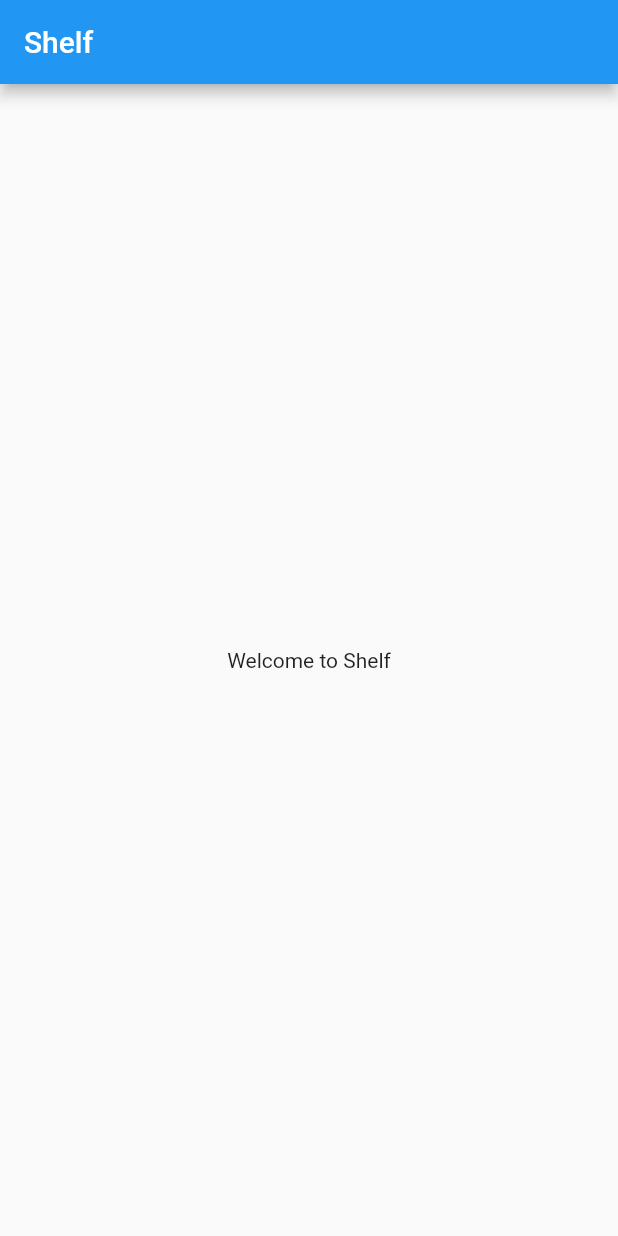
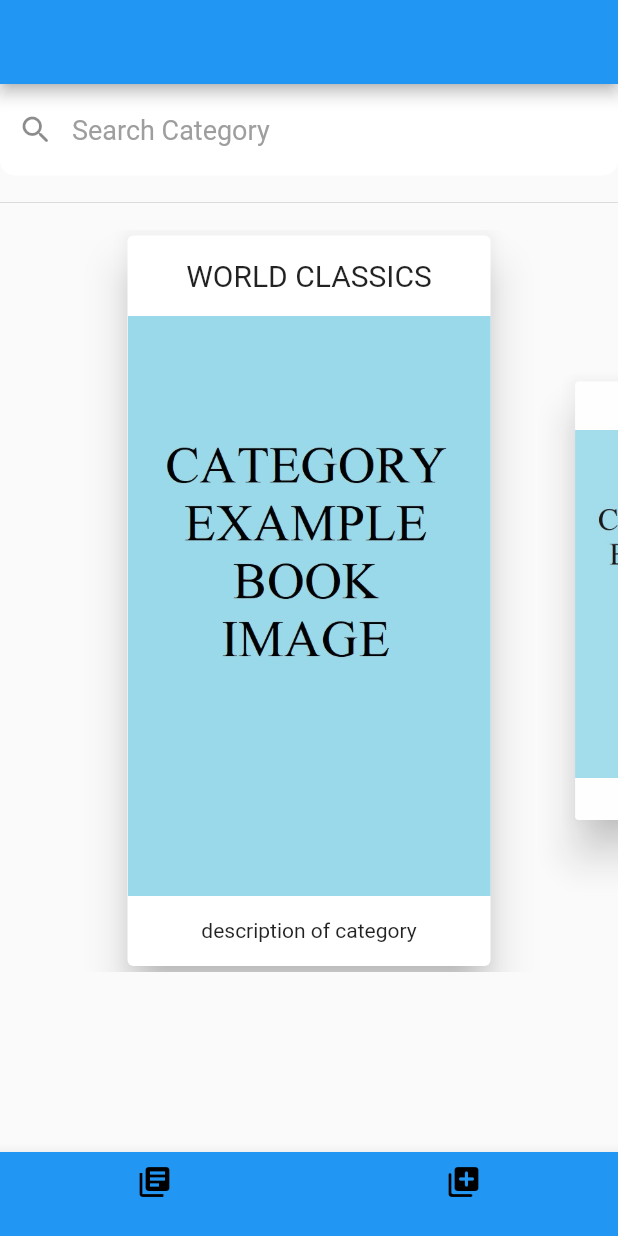
Before and after one commit to GTU-Ghostbusters/shelf_mobil_frontend, a Flutter app: the screen it shows after launch, on a phone screen of 412 x 824 dp. Run offline on Flutter 3.47's test engine with Material 2 defaults, Android fonts, the phone set to English and light mode, and no system bars; drawn by our look-alikes of scroll_snap_list.

Commit message:
Designed main structure of home page
Only category boxes view and search box view are implemented in home page.

```diff
--- a/lib/main.dart
+++ b/lib/main.dart
@@ -1,22 +1,19 @@
 import 'package:flutter/material.dart';
+import 'package:shelf_mobil_frontend/pages/home_page.dart';
 
 void main() {
-  runApp(const MyApp());
+  runApp(const Shelf());
 }
 
-class MyApp extends StatelessWidget {
-  const MyApp({super.key});
+class Shelf extends StatelessWidget {
+  const Shelf({super.key});
 
   @override
   Widget build(BuildContext context) {
-    return MaterialApp(
+    return const MaterialApp(
+      debugShowCheckedModeBanner: false,
       title: 'Shelf',
-      home: Scaffold(
-        appBar: AppBar(
-          title: const Text('Shelf'),
-        ),
-        body: const Center(child: Text('Welcome to Shelf')),
-      ),
+      home: HomePage(),
     );
   }
 }
--- /dev/null
+++ b/lib/pages/home_page.dart
@@ -0,0 +1,176 @@
+import 'package:flutter/material.dart';
+import 'package:scroll_snap_list/scroll_snap_list.dart';
+
+class HomePage extends StatefulWidget {
+  const HomePage({super.key});
+
+  @override
+  State<HomePage> createState() => _HomePageState();
+}
+
+class _HomePageState extends State<HomePage> {
+  List<Category> categoryList = [
+    Category(
+        "WORLD CLASSICS",
+        " ",
+        "description"),
+    Category(
+        "NOVEL",
+        " ",
+        "description"),
+    Category(
+        "LITERATURE",
+        " ",
+        "description"),
+    Category(
+        "STORY",
+        " ",
+        "description"),
+    Category(
+        "SELF-HELP",
+        " ",
+        "description"),
+    Category(
+        "KIDS",
+        " ",
+        "description"),
+    Category(
+        "POLITICS",
+        " ",
+        "description"),
+    Category(
+        "POEM",
+        " ",
+        "description"),
+    Category(
+        "BIOGRAPHIES",
+        " ",
+        "description"),
+    Category(
+        "HISTORY",
+        " ",
+        "description"),
+    Category(
+        "ECONOMY",
+        " ",
+        "description"),
+    Category(
+        "ART",
+        " ",
+        "description"),
+    Category(
+        "EDUCATION",
+        " ",
+        "description"),
+    Category(
+        "SCIENCE-FICTION",
+        " ",
+        "description"),
+    Category(
+        "PHILOSOPHY-PSYCHOLOGY",
+        " ",
+        "description"),
+    Category(
+        "ENTERTAINMENT",
+        " ",
+        "description"),
+  ];
+
+  @override
+  Widget build(BuildContext context) {
+    return Scaffold(
+      appBar: AppBar(),
+      bottomNavigationBar: BottomNavigationBar(
+        backgroundColor: Colors.blue,
+        items: const <BottomNavigationBarItem>[
+          BottomNavigationBarItem(
+            icon: Icon(
+              Icons.library_books,
+              color: Colors.black,
+            ),
+            label: "",
+          ),
+          BottomNavigationBarItem(
+            icon: Icon(
+              Icons.library_add_rounded,
+              color: Colors.black,),
+            label: "",
+          ),
+        ],
+      ),
+      body: Column(
+        children: [
+          TextField(
+            cursorColor: Colors.grey,
+            decoration: InputDecoration(
+              fillColor: Colors.white,
+              filled: true,
+              border: OutlineInputBorder(
+                  borderRadius: BorderRadius.circular(10),
+                  borderSide: BorderSide.none),
+              hintText: 'Search Category',
+              hintStyle: const TextStyle(color: Colors.grey, fontSize: 18),
+              prefixIcon: Container(
+                width: 18,
+                padding: const EdgeInsets.all(5),
+                child: const Icon(Icons.search_rounded),
+              ),
+            ),
+          ),
+          const SizedBox(height: 10),
+          const Divider(),
+          Expanded(
+            child: ScrollSnapList(
+              itemBuilder: _buildListItem,
+              itemCount: categoryList.length,
+              itemSize: 250,
+              onItemFocus: (index) {},
+              padding: const EdgeInsets.only(top: 10, bottom: 120),
+              dynamicItemSize: true,
+              updateOnScroll: true,
+              scrollDirection: Axis.horizontal,
+              dynamicItemOpacity: 0.9,
+            ),
+          ),
+        ],
+      ),
+    );
+  }
+
+  Widget _buildListItem(BuildContext context, int index) {
+    Category category = categoryList[index];
+    return SizedBox(
+      width: 250,
+      height: 150,
+      child: Card(
+        elevation: 12,
+        child: ClipRRect(
+          borderRadius: const BorderRadius.all(Radius.circular(10)),
+          child: Column(
+            mainAxisAlignment: MainAxisAlignment.spaceEvenly,
+            children: [
+              Text(
+                category.title,
+                style: const TextStyle(fontSize: 20),
+              ),
+              Image.asset(
+                "images/category_template.jpg",
+              ),
+              const Text(
+                "description of category",
+              ),
+            ],
+          ),
+        ),
+      ),
+    );
+  }
+}
+
+class Category {
+  final String title;
+  final String imagePath;
+  final String description;
+
+  Category(this.title, this.imagePath, this.description);
+}
--- a/pubspec.yaml
+++ b/pubspec.yaml
@@ -36,6 +36,7 @@ dependencies:
   # The following adds the Cupertino Icons font to your application.
   # Use with the CupertinoIcons class for iOS style icons.
   cupertino_icons: ^1.0.2
+  scroll_snap_list: ^0.9.1
 
 dev_dependencies:
   flutter_test:
@@ -60,8 +61,8 @@ flutter:
   uses-material-design: true
 
   # To add assets to your application, add an assets section, like this:
-  # assets:
-  #   - images/a_dot_burr.jpeg
+  assets:
+    -  images/category_template.jpg
   #   - images/a_dot_ham.jpeg
 
   # An image asset can refer to one or more resolution-specific "variants", see
```
Also changed, not shown: images/category_template.jpg (added), pubspec.lock, 1 other file.
